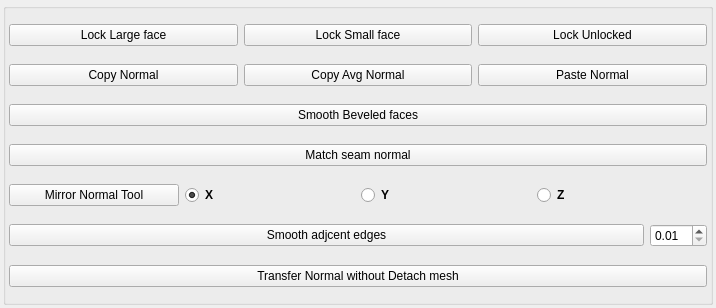
code-google-com/mayatools, file src/developer/main/normaltools/widget/ui/normalUI.ui: the form before one commit.
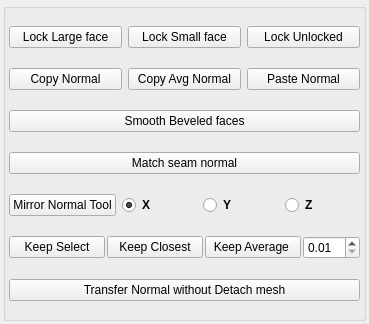
The form after the commit.

```diff
--- a/src/developer/main/normaltools/widget/ui/normalUI.ui
+++ b/src/developer/main/normaltools/widget/ui/normalUI.ui
@@ -6,8 +6,8 @@
    <rect>
     <x>0</x>
     <y>0</y>
-    <width>716</width>
-    <height>308</height>
+    <width>369</width>
+    <height>324</height>
    </rect>
   </property>
   <property name="windowTitle">
@@ -200,6 +200,35 @@
        </item>
        <item>
         <layout class="QHBoxLayout" name="horizontalLayout_13">
+         <property name="spacing">
+          <number>2</number>
+         </property>
+         <item>
+          <widget class="QPushButton" name="btnNormalSelected">
+           <property name="font">
+            <font>
+             <weight>50</weight>
+             <bold>false</bold>
+            </font>
+           </property>
+           <property name="text">
+            <string>Keep Select</string>
+           </property>
+          </widget>
+         </item>
+         <item>
+          <widget class="QPushButton" name="btnNormalClosest">
+           <property name="font">
+            <font>
+             <weight>50</weight>
+             <bold>false</bold>
+            </font>
+           </property>
+           <property name="text">
+            <string>Keep Closest</string>
+           </property>
+          </widget>
+         </item>
          <item>
           <widget class="QPushButton" name="btnSmoothAdjacentEdges">
            <property name="font">
@@ -209,7 +238,7 @@
             </font>
            </property>
            <property name="text">
-            <string>Smooth adjcent edges</string>
+            <string>Keep Average </string>
            </property>
           </widget>
          </item>
```
